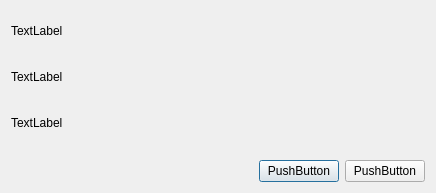
Above: frmdecision.ui from arcnexus/RedFoX before the change. Below: the same form after it.
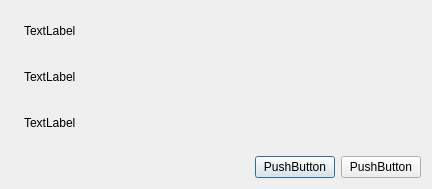
That is the form after the change. Icons and pictures are not drawn.

What changed in the file:
```diff
--- a/frmdecision.ui
+++ b/frmdecision.ui
@@ -6,8 +6,8 @@
    <rect>
     <x>0</x>
     <y>0</y>
-    <width>436</width>
-    <height>193</height>
+    <width>432</width>
+    <height>189</height>
    </rect>
   </property>
   <property name="windowTitle">
@@ -18,7 +18,7 @@
     <normaloff>:/Icons/PNG/terra.png</normaloff>:/Icons/PNG/terra.png</iconset>
   </property>
   <layout class="QGridLayout" name="gridLayout">
-   <item row="0" column="0">
+   <item row="0" column="1">
     <layout class="QVBoxLayout" name="verticalLayout">
      <item>
       <widget class="QLabel" name="linea1">
@@ -61,7 +61,20 @@
      </item>
     </layout>
    </item>
-   <item row="2" column="0">
+   <item row="1" column="1">
+    <spacer name="verticalSpacer">
+     <property name="orientation">
+      <enum>Qt::Vertical</enum>
+     </property>
+     <property name="sizeHint" stdset="0">
+      <size>
+       <width>20</width>
+       <height>40</height>
+      </size>
+     </property>
+    </spacer>
+   </item>
+   <item row="2" column="1">
     <layout class="QHBoxLayout" name="horizontalLayout">
      <item>
       <spacer name="horizontalSpacer">
@@ -92,18 +105,15 @@
      </item>
     </layout>
    </item>
-   <item row="1" column="0">
-    <spacer name="verticalSpacer">
-     <property name="orientation">
-      <enum>Qt::Vertical</enum>
+   <item row="0" column="0">
+    <widget class="QLabel" name="label">
+     <property name="text">
+      <string/>
      </property>
-     <property name="sizeHint" stdset="0">
-      <size>
-       <width>20</width>
-       <height>40</height>
-      </size>
+     <property name="pixmap">
+      <pixmap resource="terra.qrc">:/Icons/PNG/interrogantes.png</pixmap>
      </property>
-    </spacer>
+    </widget>
    </item>
   </layout>
  </widget>
```
